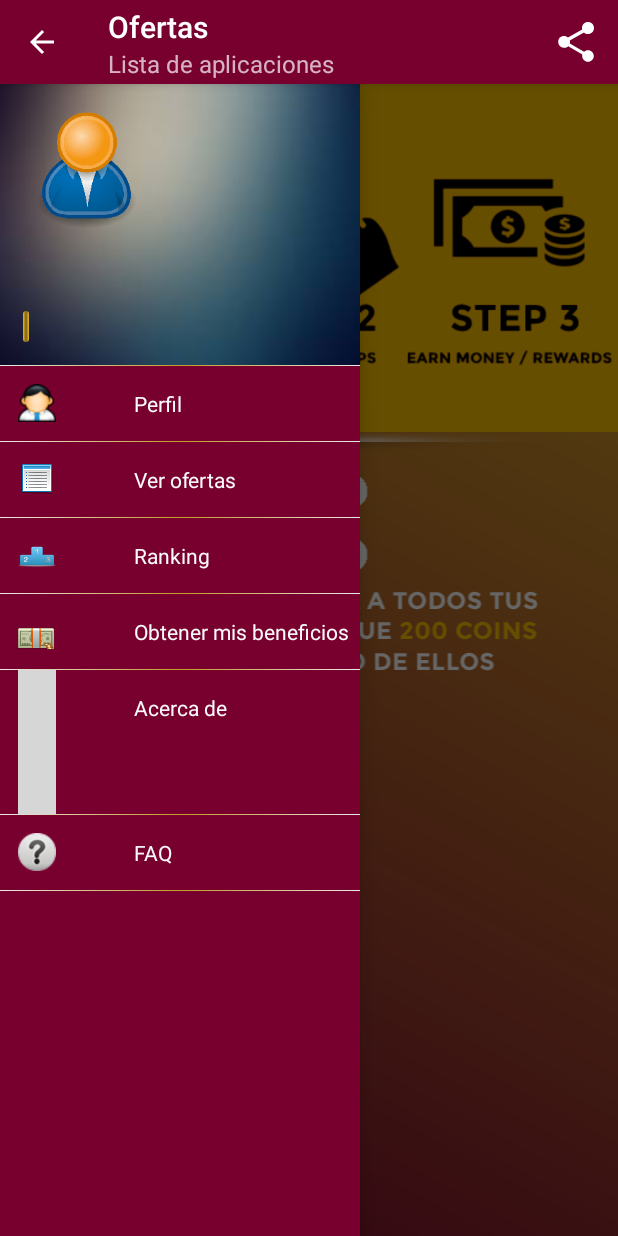
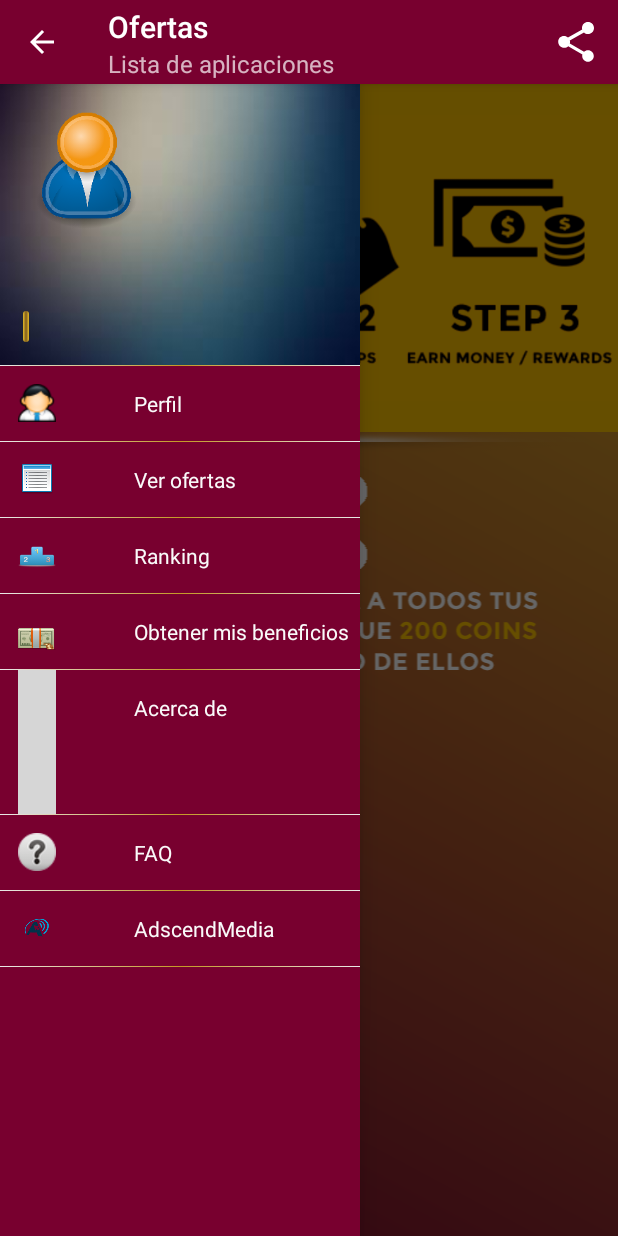
Before and after one commit to fappnatics/CashMyAppsProject, an Android app: the MainActivity screen opened directly, with no data from a screen before it, on a phone screen of 412 x 824 dp. Run offline under Robolectric (Android 15) with nearby library versions, the light colour scheme and no system bars; 5 statements that could not run were skipped; grey boxes are pictures that could not be loaded.

Commit message:
Primera integracion AdscendMedia

```diff
--- a/app/src/main/java/com/cashmyapps/core/cashmyappsproject/Constantes.java
+++ b/app/src/main/java/com/cashmyapps/core/cashmyappsproject/Constantes.java
@@ -6,8 +6,12 @@ package com.cashmyapps.core.cashmyappsproject;
 @SuppressWarnings("unused")
 public final class Constantes {
 
+    //Proveedores
    public static final String URL_GEENAPP2 ="http://offer.geenapptool.com/155/?device=android&country=[PAIS]&lang=[LANG]";
    public static final String URL_GEENAPP ="http://offer.geenapptool.com/162/?device=android&country=[PAIS]&lang=[LANG]";
+   public static final String URL_ADSCENDMEDIA ="http://asmwall.com/adwall/publisher/35894/profile/2838?subid1=";
+
+
    public static final String URL_GET_BBDD_JSON="http://www.cashmyapps.net/get_datos_usuario.php";
    public static final String ALTA_USUARIO="http://www.cashmyapps.net/set_nuevo_usuario.php/?";
    public static final String PAGAR_RECOMPENSA="http://www.cashmyapps.net/set_usuario_pagar_recompensa.php?";
--- a/app/src/main/java/com/cashmyapps/core/cashmyappsproject/NavigationDrawerFragment.java
+++ b/app/src/main/java/com/cashmyapps/core/cashmyappsproject/NavigationDrawerFragment.java
@@ -117,6 +117,7 @@ public class NavigationDrawerFragment extends Fragment {
         NavItem.add(new Item_object(titulos[3], NavIcons.getResourceId(3, -1)));
         NavItem.add(new Item_object(titulos[4], NavIcons.getResourceId(4, -1)));
         NavItem.add(new Item_object(titulos[5], NavIcons.getResourceId(5, -1)));
+        NavItem.add(new Item_object(titulos[6], NavIcons.getResourceId(6, -1)));
 
 
         NavigationAdapter navAdapter = new NavigationAdapter(getActivity(),NavItem);
--- a/app/src/main/res/values/strings.xml
+++ b/app/src/main/res/values/strings.xml
@@ -25,6 +25,9 @@
 
     <string name="titulo_faq">FAQ</string>
     <string name="subtitulo_faq">Preguntas frecuentes</string>
+
+    <string name="titulo_adscend">AdscendMedia</string>
+    <string name="subtitulo_adscend">Ofertas AdscendMEdia</string>
 
     <!--Contenido de los fragments -->
     <string name="cont_login_cabecera_nuevo_cashmaker">¿Nuevo en CashMaker? \n Selecciona una cuenta de registro</string>
@@ -125,10 +128,11 @@
     <string-array name="nav_options">
         <item>Perfil</item>
         <item>Ver ofertas</item>
-        <item>Ranking</item>
+        <item>Ranking</item>sr
         <item>Obtener mis beneficios</item>
         <item>Acerca de</item>
         <item>FAQ</item>
+        <item>AdscendMedia</item>
     </string-array>
 
 
@@ -142,6 +146,7 @@
         <item>@drawable/billetes64</item>
         <item>@drawable/aboutus32</item>
         <item>@drawable/faq32</item>
+        <item>@drawable/adscendico</item>
     </array>
 
     <string name="title_activity_login">Login</string>
```
Also changed, not shown: app/src/main/java/com/cashmyapps/core/cashmyappsproject/MainActivity.java (+9 -0 lines), app/src/main/res/layout/fragment_adscendmedia.xml (added, +13 -0 lines), app/src/main/res/drawable-xxhdpi/adscendico.png (added), 2 other files.
